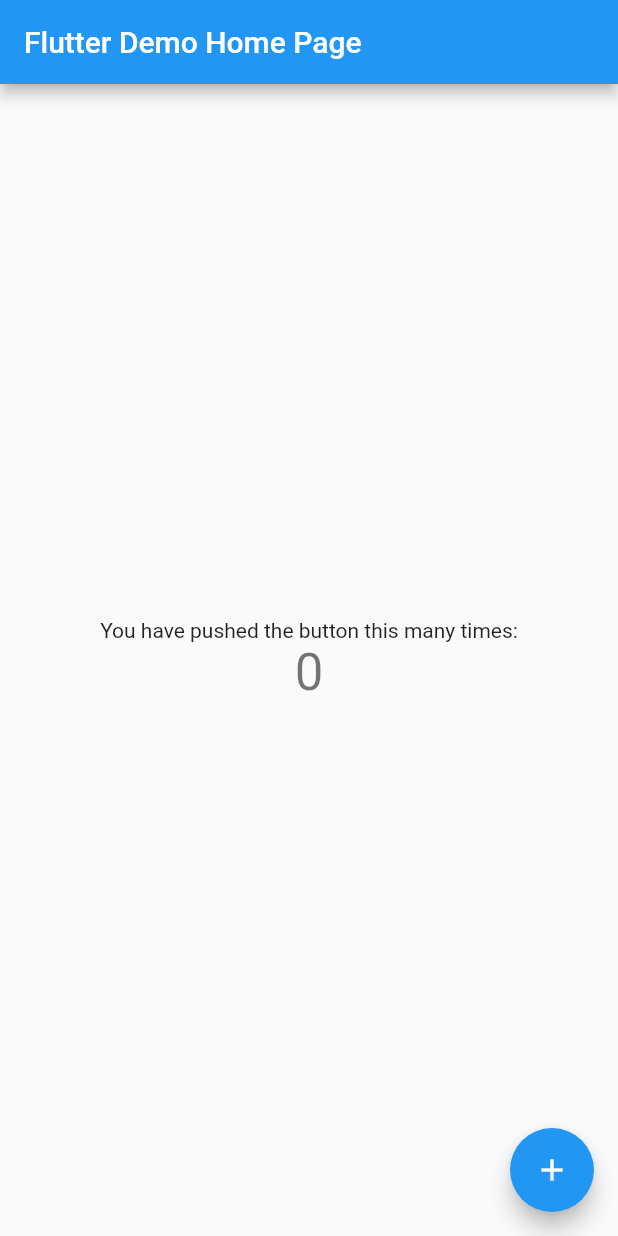
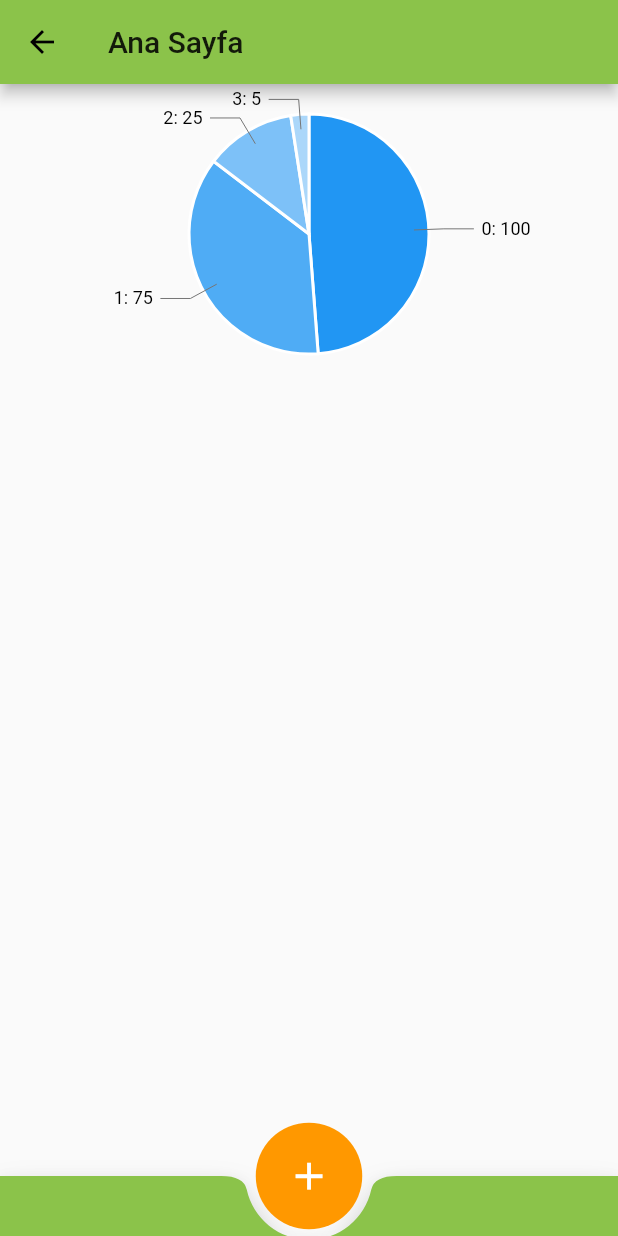
Before and after one commit to haliliceylan/co2_salinim, a Flutter app: the screen it shows after launch, on a phone screen of 412 x 824 dp. Run offline on Flutter 3.47's test engine with Material 2 defaults, Android fonts, the phone set to English and light mode, and no system bars; our stand-ins replace charts_flutter; Roboto replaces fonts that are missing (Arial).

Commit message:
initial commit

```diff
--- /dev/null
+++ b/lib/components/default_back_button.dart
@@ -0,0 +1,14 @@
+import 'package:flutter/material.dart';
+
+class DefaultBackButton extends StatelessWidget {
+  const DefaultBackButton({
+    Key key,
+  }) : super(key: key);
+
+  @override
+  Widget build(BuildContext context) {
+    return IconButton(
+      icon: Icon(Icons.arrow_back), onPressed: () => Navigator.pop(context),
+    );
+  }
+}
--- /dev/null
+++ b/lib/components/default_bottom_app_navigaton_bar.dart
@@ -0,0 +1,17 @@
+import 'package:flutter/material.dart';
+
+class DefaultBottomAppNavigationBar extends StatelessWidget {
+  const DefaultBottomAppNavigationBar({
+    Key key,
+  }) : super(key: key);
+
+  @override
+  Widget build(BuildContext context) {
+    return BottomAppBar(
+        shape: CircularNotchedRectangle(),
+        color: Theme.of(context).primaryColor,
+        child: Container(
+          height: 40,
+        ));
+  }
+}
--- /dev/null
+++ b/lib/components/default_chart.dart
@@ -0,0 +1,58 @@
+/// Simple pie chart with outside labels example.
+import 'package:charts_flutter/flutter.dart' as charts;
+import 'package:flutter/material.dart';
+
+class DefaultChart extends StatelessWidget {
+  final List<charts.Series> seriesList;
+  final bool animate;
+
+  DefaultChart(this.seriesList, {this.animate});
+
+  /// Creates a [PieChart] with sample data and no transition.
+  factory DefaultChart.withSampleData() {
+    return new DefaultChart(
+      _createSampleData(),
+      animate: false,
+    );
+  }
+
+
+  @override
+  Widget build(BuildContext context) {
+    return new charts.PieChart(seriesList,
+        animate: animate,
+        defaultRenderer: new charts.ArcRendererConfig(arcRendererDecorators: [
+          new charts.ArcLabelDecorator(
+              labelPosition: charts.ArcLabelPosition.outside)
+        ]));
+  }
+
+  /// Create one series with sample hard coded data.
+  static List<charts.Series<LinearSales, int>> _createSampleData() {
+    final data = [
+      new LinearSales(0, 100),
+      new LinearSales(1, 75),
+      new LinearSales(2, 25),
+      new LinearSales(3, 5),
+    ];
+
+    return [
+      new charts.Series<LinearSales, int>(
+        id: 'Sales',
+        domainFn: (LinearSales sales, _) => sales.year,
+        measureFn: (LinearSales sales, _) => sales.sales,
+        data: data,
+        // Set a label accessor to control the text of the arc label.
+        labelAccessorFn: (LinearSales row, _) => '${row.year}: ${row.sales}',
+      )
+    ];
+  }
+}
+
+/// Sample linear data type.
+class LinearSales {
+  final int year;
+  final int sales;
+
+  LinearSales(this.year, this.sales);
+}
--- /dev/null
+++ b/lib/components/default_floating_action_button.dart
@@ -0,0 +1,30 @@
+import 'package:flutter/material.dart';
+
+class DefaultFloationActionButton extends StatelessWidget {
+  final DefaultFloationActionButtonType type;
+  const DefaultFloationActionButton({
+    Key key,
+    this.type = DefaultFloationActionButtonType.Chart,
+  }) : super(key: key);
+
+  @override
+  Widget build(BuildContext context) {
+    return Container(
+      padding: EdgeInsets.all(3),
+      height: 77.0,
+      width: 77.0,
+      child: FittedBox(
+        child: FloatingActionButton(
+          onPressed: () => null,
+          child:  type == DefaultFloationActionButtonType.Chart ? Image.asset(
+           'assets/chart_button.png',
+          ) : Icon(Icons.add),
+          elevation: 0,
+        ),
+      ),
+    );
+  }
+}
+enum DefaultFloationActionButtonType{
+  Chart,Add
+}
--- /dev/null
+++ b/lib/components/default_scaffold.dart
@@ -0,0 +1,27 @@
+import 'package:co2_salinim/components/default_back_button.dart';
+import 'package:co2_salinim/components/default_bottom_app_navigaton_bar.dart';
+import 'package:co2_salinim/components/default_floating_action_button.dart';
+import 'package:flutter/material.dart';
+
+class DefaultScaffold extends StatelessWidget {
+  final Widget child;
+  final String title;
+  final DefaultFloationActionButtonType buttonType;
+  const DefaultScaffold({
+    Key key,
+    this.child,
+    this.buttonType,
+    this.title = "",
+  }) : super(key: key);
+
+  @override
+  Widget build(BuildContext context) {
+    return Scaffold(
+      appBar: AppBar(title: Text(this.title), leading: DefaultBackButton()),
+      body: child,
+      floatingActionButtonLocation: FloatingActionButtonLocation.centerDocked,
+      floatingActionButton: DefaultFloationActionButton(type: buttonType),
+      bottomNavigationBar: DefaultBottomAppNavigationBar(),
+    );
+  }
+}
--- a/lib/main.dart
+++ b/lib/main.dart
@@ -1,3 +1,8 @@
+import 'package:co2_salinim/screens/agac_screen.dart';
+import 'package:co2_salinim/screens/arac_screen.dart';
+import 'package:co2_salinim/screens/chart_screen.dart';
+import 'package:co2_salinim/screens/yakit_screen.dart';
+
 import 'package:flutter/material.dart';
 
 void main() => runApp(MyApp());
@@ -9,103 +14,21 @@
     return MaterialApp(
       title: 'Flutter Demo',
       theme: ThemeData(
-        // This is the theme of your application.
-        //
-        // Try running your application with "flutter run". You'll see the
-        // application has a blue toolbar. Then, without quitting the app, try
-        // changing the primarySwatch below to Colors.green and then invoke
-        // "hot reload" (press "r" in the console where you ran "flutter run",
-        // or simply save your changes to "hot reload" in a Flutter IDE).
-        // Notice that the counter didn't reset back to zero; the application
-        // is not restarted.
-        primarySwatch: Colors.blue,
+        fontFamily: 'Arial',
+        primaryColor: Color(0xFF8BC34A),
+        buttonColor: Color(0xFFFF9800),
+        floatingActionButtonTheme: FloatingActionButtonThemeData(backgroundColor: Color(0xFFFF9800)),
+        textTheme: TextTheme(
+          subhead: TextStyle(fontSize: 23),
+          button: TextStyle(fontSize: 20)
+        ),
       ),
-      home: MyHomePage(title: 'Flutter Demo Home Page'),
+      routes: {
+        '/': (context) => ChartScreen(),
+        '/arac-girisi': (context) => AracScreen(),
+        '/yakit-girisi': (context) => YakitScreen(),
+        '/agac-girisi': (context) => AgacScreen(),
+      },
     );
   }
 }
-
-class MyHomePage extends StatefulWidget {
-  MyHomePage({Key key, this.title}) : super(key: key);
-
-  // This widget is the home page of your application. It is stateful, meaning
-  // that it has a State object (defined below) that contains fields that affect
-  // how it looks.
-
-  // This class is the configuration for the state. It holds the values (in this
-  // case the title) provided by the parent (in this case the App widget) and
-  // used by the build method of the State. Fields in a Widget subclass are
-  // always marked "final".
-
-  final String title;
-
-  @override
-  _MyHomePageState createState() => _MyHomePageState();
-}
-
-class _MyHomePageState extends State<MyHomePage> {
-  int _counter = 0;
-
-  void _incrementCounter() {
-    setState(() {
-      // This call to setState tells the Flutter framework that something has
-      // changed in this State, which causes it to rerun the build method below
-      // so that the display can reflect the updated values. If we changed
-      // _counter without calling setState(), then the build method would not be
-      // called again, and so nothing would appear to happen.
-      _counter++;
-    });
-  }
-
-  @override
-  Widget build(BuildContext context) {
-    // This method is rerun every time setState is called, for instance as done
-    // by the _incrementCounter method above.
-    //
-    // The Flutter framework has been optimized to make rerunning build methods
-    // fast, so that you can just rebuild anything that needs updating rather
-    // than having to individually change instances of widgets.
-    return Scaffold(
-      appBar: AppBar(
-        // Here we take the value from the MyHomePage object that was created by
-        // the App.build method, and use it to set our appbar title.
-        title: Text(widget.title),
-      ),
-      body: Center(
-        // Center is a layout widget. It takes a single child and positions it
-        // in the middle of the parent.
-        child: Column(
-          // Column is also a layout widget. It takes a list of children and
-          // arranges them vertically. By default, it sizes itself to fit its
-          // children horizontally, and tries to be as tall as its parent.
-          //
-          // Invoke "debug painting" (press "p" in the console, choose the
-          // "Toggle Debug Paint" action from the Flutter Inspector in Android
-          // Studio, or the "Toggle Debug Paint" command in Visual Studio Code)
-          // to see the wireframe for each widget.
-          //
-          // Column has various properties to control how it sizes itself and
-          // how it positions its children. Here we use mainAxisAlignment to
-          // center the children vertically; the main axis here is the vertical
-          // axis because Columns are vertical (the cross axis would be
-          // horizontal).
-          mainAxisAlignment: MainAxisAlignment.center,
-          children: <Widget>[
-            Text(
-              'You have pushed the button this many times:',
-            ),
-            Text(
-              '$_counter',
-              style: Theme.of(context).textTheme.display1,
-            ),
-          ],
-        ),
-      ),
-      floatingActionButton: FloatingActionButton(
-        onPressed: _incrementCounter,
-        tooltip: 'Increment',
-        child: Icon(Icons.add),
-      ), // This trailing comma makes auto-formatting nicer for build methods.
-    );
-  }
-}
--- /dev/null
+++ b/lib/screens/chart_screen.dart
@@ -0,0 +1,30 @@
+import 'package:co2_salinim/components/default_chart.dart';
+import 'package:co2_salinim/components/default_floating_action_button.dart';
+import 'package:co2_salinim/components/default_scaffold.dart';
+import 'package:flutter/material.dart';
+
+class ChartScreen extends StatelessWidget {
+  @override
+  Widget build(BuildContext context) {
+    return DefaultScaffold(
+      title: "Ana Sayfa",
+      buttonType: DefaultFloationActionButtonType.Add,
+      child: Container(
+        padding: EdgeInsets.symmetric(horizontal: 50),
+        width: MediaQuery.of(context).size.width,
+        height: MediaQuery.of(context).size.height,
+        child: Column(
+          mainAxisAlignment: MainAxisAlignment.start,
+          crossAxisAlignment: CrossAxisAlignment.center,
+          mainAxisSize: MainAxisSize.min,
+          children: <Widget>[
+            Container(
+              child: DefaultChart.withSampleData(),
+              height: 200,
+            ),
+          ],
+        ),
+      ),
+    );
+  }
+}
--- a/pubspec.yaml
+++ b/pubspec.yaml
@@ -23,6 +23,7 @@
   # The following adds the Cupertino Icons font to your application.
   # Use with the CupertinoIcons class for iOS style icons.
   cupertino_icons: ^0.1.2
+  charts_flutter: ^0.9.0
 
 dev_dependencies:
   flutter_test:
@@ -44,7 +45,8 @@
   # assets:
   #  - images/a_dot_burr.jpeg
   #  - images/a_dot_ham.jpeg
-
+  assets:
+    - assets/
   # An image asset can refer to one or more resolution-specific "variants", see
   # https://flutter.dev/assets-and-images/#resolution-aware.
 
```
Also changed, not shown: lib/components/default_app_button.dart (added, +33 -0 lines), lib/components/default_button.dart (added, +47 -0 lines), lib/components/default_dropdown_button.dart (added, +46 -0 lines), lib/components/default_text_form_field.dart (added, +39 -0 lines), lib/screens/agac_screen.dart (added, +30 -0 lines), lib/screens/arac_screen.dart (added, +33 -0 lines), lib/screens/ekle_screen.dart (added, +28 -0 lines), lib/screens/yakit_screen.dart (added, +31 -0 lines), assets/car_button.png (added), assets/chart_button.png (added), assets/fire_button.png (added), assets/tree_button.png (added), pubspec.lock.
